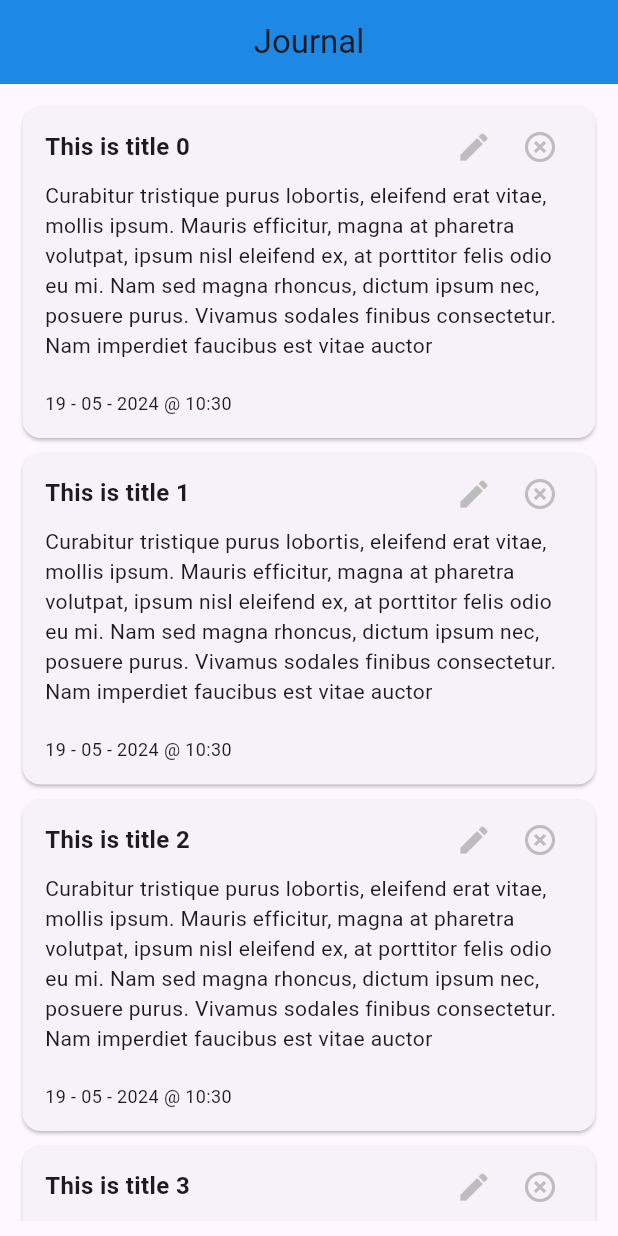
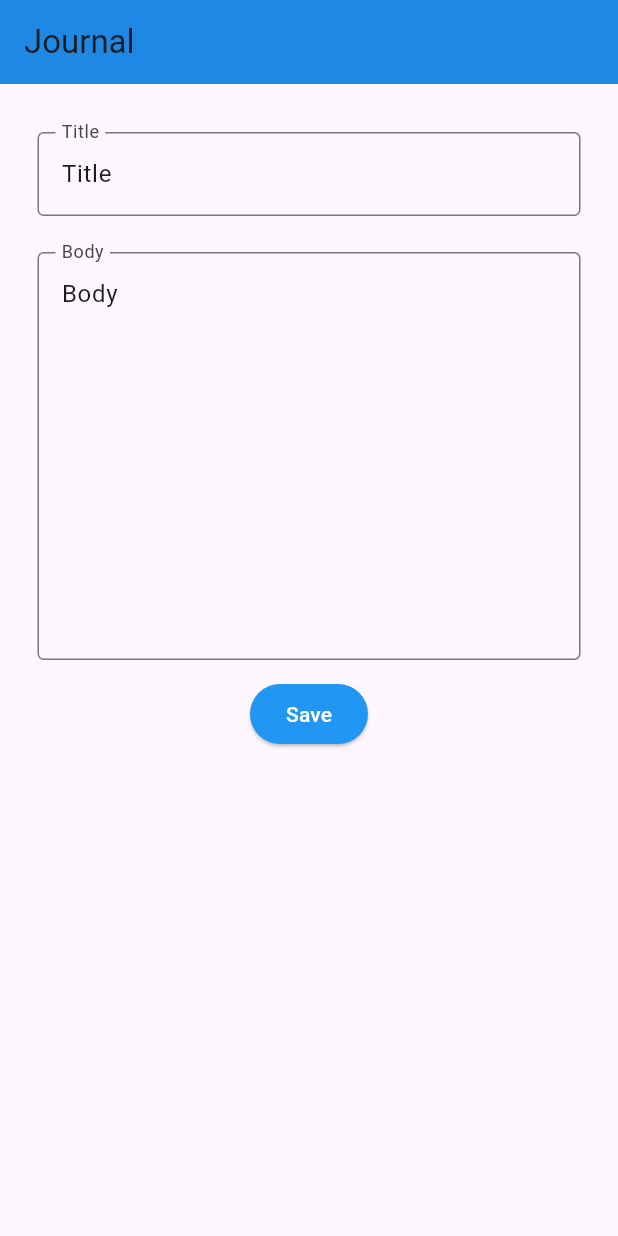
Before and after one commit to Evokoo/journal_app, a Flutter app: the screen it shows after launch, on a phone screen of 412 x 824 dp. Run offline on Flutter 3.47's test engine with Material 3 defaults, Android fonts, the phone set to English and light mode, and no system bars; our stand-ins replace sqflite; accounts and stored records are empty.

Commit message:
UI improvments

```diff
--- a/lib/main.dart
+++ b/lib/main.dart
@@ -1,6 +1,8 @@
 import 'package:flutter/material.dart';
 import 'package:journal/widgets/entry_card.dart';
 import 'package:journal/database/entry_db.dart';
+import 'package:journal/widgets/entry_form.dart';
+import 'package:journal/model/entry.dart';
 
 final entryDB = EntryDB();
 
@@ -8,32 +10,55 @@ void main() async {
   runApp(const MainApp());
 }
 
-class MainApp extends StatelessWidget {
+class MainApp extends StatefulWidget {
   // Constructor
   const MainApp({super.key});
+
+  @override
+  State<MainApp> createState() => _MainAppState();
+}
+
+class _MainAppState extends State<MainApp> {
+  List<EntryCard> entries = [];
+
+  @override
+  void initState() {
+    super.initState();
+    fetchCards().then((cards) {
+      setState(() {
+        entries = cards;
+      });
+    });
+  }
 
   // Override Build method - this is the layout of the widget
   @override
   Widget build(BuildContext context) {
-    //Dummy Entries
-    final List<EntryCard> entries = [];
-
-    for (int i = 0; i < 20; i++) {
-      entries.add(EntryCard(
-          title: "This is title $i",
-          body:
-              "Curabitur tristique purus lobortis, eleifend erat vitae, mollis ipsum. Mauris efficitur, magna at pharetra volutpat, ipsum nisl eleifend ex, at porttitor felis odio eu mi. Nam sed magna rhoncus, dictum ipsum nec, posuere purus. Vivamus sodales finibus consectetur. Nam imperdiet faucibus est vitae auctor"));
-    }
-
     return MaterialApp(
         home: Scaffold(
-            appBar: AppBar(
-              title: const Text("Journal"),
-              centerTitle: true,
-              backgroundColor: Colors.blue[600],
-            ),
-            body: Container(
-                margin: const EdgeInsets.all(10),
-                child: ListView(children: entries))));
+      appBar: AppBar(
+        title: const Text("Journal"),
+        backgroundColor: Colors.blue[600],
+      ),
+      body: Container(margin: const EdgeInsets.all(10), child: EntryForm()),
+      // child: ListView(children: entries)),
+    ));
   }
 }
+
+Future<List<EntryCard>> fetchCards() async {
+  final List<Entry> entries = await entryDB.fetchAll();
+
+  List<EntryCard> cards = [];
+
+  for (Entry entry in entries) {
+    cards.add(EntryCard(
+        index: entry.index,
+        id: entry.id,
+        title: entry.title,
+        body: entry.body,
+        createdAt: entry.createdAt));
+  }
+
+  return cards;
+}
--- a/lib/widgets/entry_card.dart
+++ b/lib/widgets/entry_card.dart
@@ -1,10 +1,21 @@
 import 'package:flutter/material.dart';
 
 class EntryCard extends StatelessWidget {
+  final String id;
+  final int index;
   final String title;
   final String body;
+  final String createdAt;
+  final String? updatedAt;
 
-  const EntryCard({super.key, required this.title, required this.body});
+  const EntryCard(
+      {super.key,
+      required this.index,
+      required this.id,
+      required this.title,
+      required this.body,
+      required this.createdAt,
+      this.updatedAt});
 
   @override
   Widget build(BuildContext context) {
--- /dev/null
+++ b/lib/widgets/entry_form.dart
@@ -0,0 +1,76 @@
+import 'package:flutter/material.dart';
+import 'package:journal/database/entry_db.dart';
+
+var entryDB = EntryDB();
+
+class EntryForm extends StatefulWidget {
+  const EntryForm({super.key});
+
+  @override
+  State<EntryForm> createState() => _EntryFormState();
+}
+
+class _EntryFormState extends State<EntryForm> {
+  String title = "";
+  String body = "";
+
+  final _titleField = TextEditingController(text: "Title");
+  final _bodyField = TextEditingController(text: "Body");
+
+  @override
+  Widget build(BuildContext context) {
+    return Container(
+        padding: const EdgeInsets.all(10),
+        child: Column(
+          // mainAxisAlignment: MainAxisAlignment.spaceAround,
+          children: [
+            _p(_title(_titleField, "Title"), [5, 12, 5, 12]),
+            _p(_body(_bodyField, "Body"), [5, 12, 5, 12]),
+            _saveButton()
+          ],
+        ));
+  }
+
+  // Quick padding
+  Padding _p(Widget widget, List<double> ltrb) {
+    return Padding(
+        padding: EdgeInsets.fromLTRB(ltrb[0], ltrb[1], ltrb[2], ltrb[3]),
+        child: widget);
+  }
+
+  // Title Field
+  Widget _title(TextEditingController controller, String label) {
+    return TextField(
+        controller: controller,
+        decoration:
+            InputDecoration(labelText: label, border: OutlineInputBorder()));
+  }
+
+  // Widget Field
+  Widget _body(TextEditingController controller, String label) {
+    return TextField(
+      controller: controller,
+      decoration:
+          InputDecoration(labelText: label, border: OutlineInputBorder()),
+      maxLines: 10,
+    );
+  }
+
+  // Button
+  Widget _saveButton() {
+    return ElevatedButton(
+      onPressed: () => _saveEntry(_titleField.text, _bodyField.text),
+      style: ButtonStyle(
+          backgroundColor: WidgetStateProperty.all<Color>(Colors.blue),
+          foregroundColor: WidgetStateProperty.all<Color>(Colors.white)),
+      child: Text("Save"),
+    );
+  }
+
+  //CRUD
+  Future<void> _saveEntry(String title, String body) async {
+    await entryDB.create(title: title, body: body);
+
+    print(await entryDB.fetchAll());
+  }
+}
```
